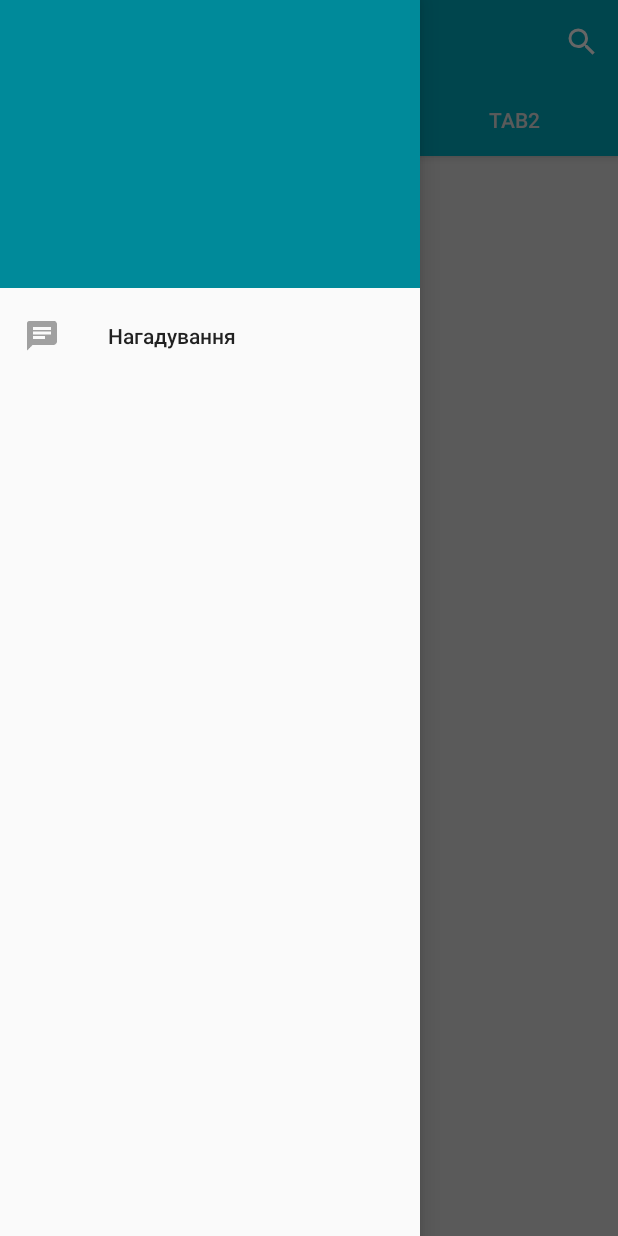
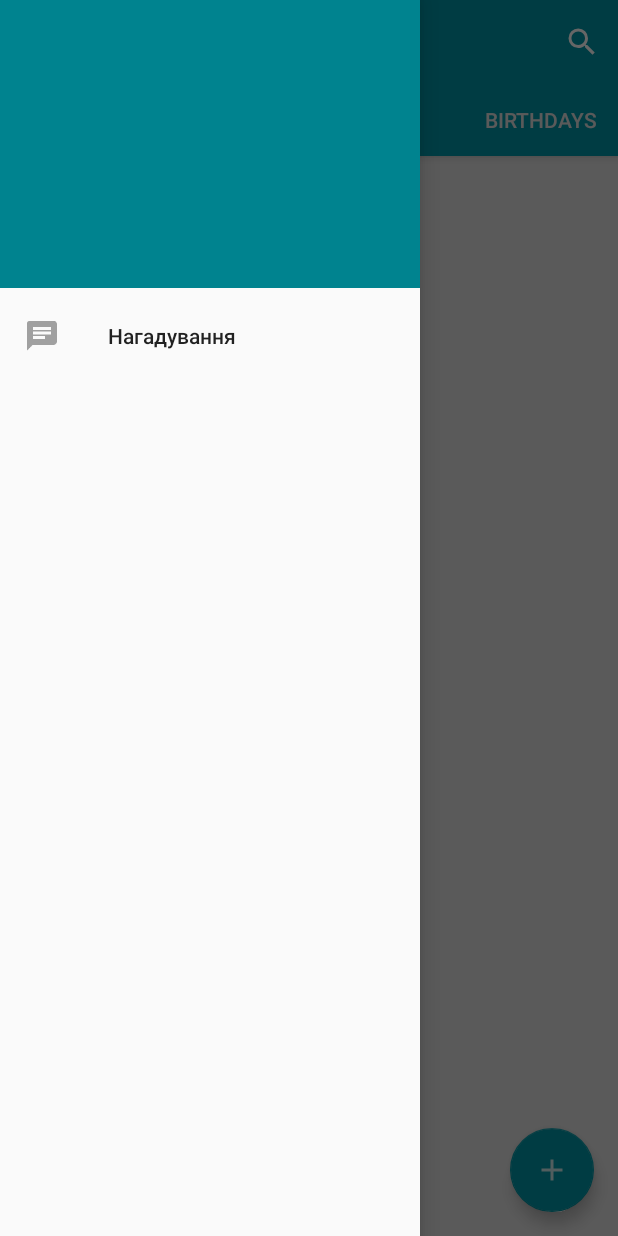
Before and after one commit to plyux/RemindMe, an Android app: the screen it shows after launch (MainActivity), with the side drawer open, on a phone screen of 412 x 824 dp. Run offline under Robolectric (Android 15) with nearby library versions, the phone set to English and light mode, and no system bars.

Commit message:
Improve fragments and changed TabsFragmentAdapter

```diff
--- a/RemindMe/app/src/main/java/ua/junior/remindme/MainActivity.java
+++ b/RemindMe/app/src/main/java/ua/junior/remindme/MainActivity.java
@@ -1,6 +1,5 @@
 package ua.junior.remindme;
 
-import android.app.Activity;
 import android.os.Bundle;
 import android.support.design.widget.NavigationView;
 import android.support.design.widget.TabLayout;
@@ -11,12 +10,12 @@ import android.support.v7.app.AppCompatActivity;
 import android.support.v7.widget.Toolbar;
 import android.view.MenuItem;
 
-import ua.junior.remindme.adapter.TabsPagerFragmentAdapter;
+import ua.junior.remindme.adapter.TabsFragmentAdapter;
 
 /**
  * Created by Вевдюк on 23.01.2016.
  */
-public class MainActivity extends AppCompatActivity{
+public class MainActivity extends AppCompatActivity {
 
     private static final int LAYOUT = R.layout.activity_main;
 
@@ -37,7 +36,7 @@ public class MainActivity extends AppCompatActivity{
     }
 
     private void initToolbar() {
-        toolbar = (Toolbar)findViewById(R.id.toolbar);
+        toolbar = (Toolbar) findViewById(R.id.toolbar);
         toolbar.setTitle(R.string.app_name);
         toolbar.setOnMenuItemClickListener(new Toolbar.OnMenuItemClickListener() {
             @Override
@@ -50,18 +49,18 @@ public class MainActivity extends AppCompatActivity{
     }
 
     private void initTabs() {
-        viewPager = (ViewPager)findViewById(R.id.viewPager);
-        TabsPagerFragmentAdapter adapter = new TabsPagerFragmentAdapter(getSupportFragmentManager());
+        viewPager = (ViewPager) findViewById(R.id.viewPager);
+        TabsFragmentAdapter adapter = new TabsFragmentAdapter(this, getSupportFragmentManager());
         viewPager.setAdapter(adapter);
 
-        TabLayout tabLayout = (TabLayout)findViewById(R.id.tab_layout);
+        TabLayout tabLayout = (TabLayout) findViewById(R.id.tab_layout);
         tabLayout.setupWithViewPager(viewPager);
 
 
     }
 
     private void initNavigationView() {
-        drawerLayout = (DrawerLayout)findViewById(R.id.drawer_layout);
+        drawerLayout = (DrawerLayout) findViewById(R.id.drawer_layout);
 
         ActionBarDrawerToggle toggle = new ActionBarDrawerToggle(this, drawerLayout,
                 toolbar, R.string.view_navigation_open, R.string.view_navigation_close);
@@ -73,7 +72,7 @@ public class MainActivity extends AppCompatActivity{
             @Override
             public boolean onNavigationItemSelected(MenuItem item) {
                 drawerLayout.closeDrawers();
-                switch (item.getItemId()){
+                switch (item.getItemId()) {
                     case R.id.actionNotificationItem:
                         showNotificationTab();
                 }
@@ -82,7 +81,7 @@ public class MainActivity extends AppCompatActivity{
         });
     }
 
-    private void showNotificationTab(){
+    private void showNotificationTab() {
         viewPager.setCurrentItem(Constants.TAB_TWO);
     }
 }
--- /dev/null
+++ b/RemindMe/app/src/main/java/ua/junior/remindme/adapter/TabsFragmentAdapter.java
@@ -0,0 +1,56 @@
+package ua.junior.remindme.adapter;
+
+import android.content.Context;
+import android.support.v4.app.Fragment;
+import android.support.v4.app.FragmentManager;
+import android.support.v4.app.FragmentPagerAdapter;
+
+import java.util.HashMap;
+import java.util.Map;
+
+import ua.junior.remindme.R;
+import ua.junior.remindme.fragments.AbstractTabFragment;
+import ua.junior.remindme.fragments.BirthdayFragment;
+import ua.junior.remindme.fragments.HistoryFragment;
+import ua.junior.remindme.fragments.IdeasFragment;
+import ua.junior.remindme.fragments.TodoFragment;
+
+/**
+ * Created by Вевдюк on 26.01.2016.
+ */
+public class TabsFragmentAdapter extends FragmentPagerAdapter{
+
+    private Map<Integer, AbstractTabFragment> tabs;
+    private Context context;
+
+    public TabsFragmentAdapter(Context context, FragmentManager fm) {
+        super(fm);
+        this.context = context;
+
+        initTabsMap(context);
+
+    }
+
+    @Override
+    public Fragment getItem(int position) {
+        return tabs.get(position);
+    }
+
+    @Override
+    public CharSequence getPageTitle(int position) {
+        return tabs.get(position).getTitle();
+    }
+
+    @Override
+    public int getCount() {
+        return tabs.size();
+    }
+
+    private void initTabsMap(Context context) {
+        tabs = new HashMap<>();
+        tabs.put(0, HistoryFragment.getInstance(context));
+        tabs.put(1, IdeasFragment.getInstance(context));
+        tabs.put(2, TodoFragment.getInstance(context));
+        tabs.put(3, BirthdayFragment.getInstance(context));
+    }
+}
--- a/RemindMe/app/src/main/java/ua/junior/remindme/adapter/TabsPagerFragmentAdapter.java
+++ /dev/null
@@ -1,49 +0,0 @@
-package ua.junior.remindme.adapter;
-
-import android.support.v4.app.Fragment;
-import android.support.v4.app.FragmentManager;
-import android.support.v4.app.FragmentPagerAdapter;
-
-import ua.junior.remindme.fragments.ExampleFragment;
-
-/**
- * Created by Вевдюк on 26.01.2016.
- */
-public class TabsPagerFragmentAdapter extends FragmentPagerAdapter{
-
-    private String[] tabs;
-
-    public TabsPagerFragmentAdapter(FragmentManager fm) {
-        super(fm);
-
-        tabs = new String[]{
-                "Tab1",
-                "Нагадування",
-                "Tab2"
-        };
-    }
-
-    @Override
-    public Fragment getItem(int position) {
-        switch (position){
-            case 0:
-                return ExampleFragment.getInstance();
-            case 1:
-                return ExampleFragment.getInstance();
-            case 2:
-                return ExampleFragment.getInstance();
-        }
-
-        return null;
-    }
-
-    @Override
-    public CharSequence getPageTitle(int position) {
-        return tabs[position];
-    }
-
-    @Override
-    public int getCount() {
-        return tabs.length;
-    }
-}
--- /dev/null
+++ b/RemindMe/app/src/main/java/ua/junior/remindme/fragments/AbstractTabFragment.java
@@ -0,0 +1,24 @@
+package ua.junior.remindme.fragments;
+
+import android.content.Context;
+import android.support.v4.app.Fragment;
+import android.view.View;
+
+/**
+ * Created by Вевдюк on 27.01.2016.
+ */
+public class AbstractTabFragment extends Fragment{
+
+    private String title;
+    protected View view;
+    protected Context context;
+
+
+    public String getTitle() {
+        return title;
+    }
+
+    public void setTitle(String title) {
+        this.title = title;
+    }
+}
--- /dev/null
+++ b/RemindMe/app/src/main/java/ua/junior/remindme/fragments/BirthdayFragment.java
@@ -0,0 +1,42 @@
+package ua.junior.remindme.fragments;
+
+import android.content.Context;
+import android.os.Bundle;
+import android.support.annotation.Nullable;
+import android.support.v4.app.Fragment;
+import android.view.LayoutInflater;
+import android.view.View;
+import android.view.ViewGroup;
+
+import ua.junior.remindme.R;
+
+/**
+ * Created by Вевдюк on 26.01.2016.
+ */
+public class BirthdayFragment extends AbstractTabFragment{
+
+    private static final int LAYOUT = R.layout.fragment_example;
+
+
+    public static BirthdayFragment getInstance(Context context){
+        Bundle args = new Bundle();
+        BirthdayFragment fragment = new BirthdayFragment();
+        fragment.setArguments(args);
+        fragment.setContext(context);
+        fragment.setTitle(context.getString(R.string.birthday));
+
+        return fragment;
+    }
+
+    @Nullable
+    @Override
+    public View onCreateView(LayoutInflater inflater, ViewGroup container, Bundle savedInstanceState) {
+        view = inflater.inflate(LAYOUT, container, false);
+        return view;
+    }
+
+    public void setContext(Context context) {
+        this.context = context;
+    }
+
+}
--- a/RemindMe/app/src/main/java/ua/junior/remindme/fragments/ExampleFragment.java
+++ b/RemindMe/app/src/main/java/ua/junior/remindme/fragments/HistoryFragment.java
@@ -1,5 +1,6 @@
 package ua.junior.remindme.fragments;
 
+import android.content.Context;
 import android.os.Bundle;
 import android.support.annotation.Nullable;
 import android.support.v4.app.Fragment;
@@ -12,16 +13,17 @@ import ua.junior.remindme.R;
 /**
  * Created by Вевдюк on 26.01.2016.
  */
-public class ExampleFragment extends Fragment{
+public class HistoryFragment extends AbstractTabFragment{
 
     private static final int LAYOUT = R.layout.fragment_example;
 
-    private View view;
 
-    public static ExampleFragment getInstance(){
+    public static HistoryFragment getInstance(Context context){
         Bundle args = new Bundle();
-        ExampleFragment fragment = new ExampleFragment();
+        HistoryFragment fragment = new HistoryFragment();
         fragment.setArguments(args);
+        fragment.setContext(context);
+        fragment.setTitle(context.getString(R.string.history));
 
         return fragment;
     }
@@ -32,4 +34,9 @@ public class ExampleFragment extends Fragment{
         view = inflater.inflate(LAYOUT, container, false);
         return view;
     }
+
+    public void setContext(Context context) {
+        this.context = context;
+    }
+
 }
--- /dev/null
+++ b/RemindMe/app/src/main/java/ua/junior/remindme/fragments/IdeasFragment.java
@@ -0,0 +1,42 @@
+package ua.junior.remindme.fragments;
+
+import android.content.Context;
+import android.os.Bundle;
+import android.support.annotation.Nullable;
+import android.support.v4.app.Fragment;
+import android.view.LayoutInflater;
+import android.view.View;
+import android.view.ViewGroup;
+
+import ua.junior.remindme.R;
+
+/**
+ * Created by Вевдюк on 26.01.2016.
+ */
+public class IdeasFragment extends AbstractTabFragment{
+
+    private static final int LAYOUT = R.layout.fragment_example;
+
+
+    public static IdeasFragment getInstance(Context context){
+        Bundle args = new Bundle();
+        IdeasFragment fragment = new IdeasFragment();
+        fragment.setArguments(args);
+        fragment.setContext(context);
+        fragment.setTitle(context.getString(R.string.ideas));
+
+        return fragment;
+    }
+
+    @Nullable
+    @Override
+    public View onCreateView(LayoutInflater inflater, ViewGroup container, Bundle savedInstanceState) {
+        view = inflater.inflate(LAYOUT, container, false);
+        return view;
+    }
+
+    public void setContext(Context context) {
+        this.context = context;
+    }
+
+}
--- /dev/null
+++ b/RemindMe/app/src/main/java/ua/junior/remindme/fragments/TodoFragment.java
@@ -0,0 +1,43 @@
+package ua.junior.remindme.fragments;
+
+import android.content.Context;
+import android.os.Bundle;
+import android.support.annotation.Nullable;
+import android.support.v4.app.Fragment;
+import android.view.LayoutInflater;
+import android.view.View;
+import android.view.ViewGroup;
+import android.widget.Toast;
+
+import ua.junior.remindme.R;
+
+/**
+ * Created by Вевдюк on 26.01.2016.
+ */
+public class TodoFragment extends AbstractTabFragment{
+
+    private static final int LAYOUT = R.layout.fragment_example;
+
+
+    public static TodoFragment getInstance(Context context){
+        Bundle args = new Bundle();
+        TodoFragment fragment = new TodoFragment();
+        fragment.setArguments(args);
+        fragment.setContext(context);
+        fragment.setTitle(context.getString(R.string.todo));
+
+        return fragment;
+    }
+
+    @Nullable
+    @Override
+    public View onCreateView(LayoutInflater inflater, ViewGroup container, Bundle savedInstanceState) {
+        view = inflater.inflate(LAYOUT, container, false);
+        return view;
+    }
+
+    public void setContext(Context context) {
+        this.context = context;
+    }
+
+}
--- a/RemindMe/app/src/main/res/layout/activity_main.xml
+++ b/RemindMe/app/src/main/res/layout/activity_main.xml
@@ -19,7 +19,8 @@
                 android:id="@+id/toolbar"
                 android:layout_width="match_parent"
                 android:layout_height="?actionBarSize"
-                android:background="?attr/colorPrimary">
+                android:background="?attr/colorPrimary"
+                android:theme="@style/ThemeOverlay.AppCompat.Dark">
             </android.support.v7.widget.Toolbar>
 
             <android.support.design.widget.TabLayout
@@ -43,6 +44,16 @@
 
         </android.support.v4.view.ViewPager>
 
+        <android.support.design.widget.FloatingActionButton
+            android:layout_width="wrap_content"
+            android:layout_height="wrap_content"
+            android:id="@+id/fab"
+            android:src="@mipmap/ic_plus"
+            android:layout_gravity="end|bottom"
+            app:backgroundTint="@color/colorPrimary"
+            android:layout_marginBottom="@dimen/fab_margin"
+            android:layout_marginRight="@dimen/fab_margin"/>
+
     </android.support.design.widget.CoordinatorLayout>
 
     <android.support.design.widget.NavigationView
@@ -53,4 +64,6 @@
         app:menu="@menu/menu_navigation"
         app:headerLayout="@layout/navigation_header"/>
 
+
+
 </android.support.v4.widget.DrawerLayout>
--- a/RemindMe/app/src/main/res/values/colors.xml
+++ b/RemindMe/app/src/main/res/values/colors.xml
@@ -1,7 +1,7 @@
 <?xml version="1.0" encoding="utf-8"?>
 <resources>
-    <color name="colorPrimary">#00acc1</color>
-    <color name="colorPrimaryDark">#008a9a</color>
+    <color name="colorPrimary">#0097A7</color>
+    <color name="colorPrimaryDark">#00838F</color>
     <color name="mainBackground">#e2e2e2</color>
     <color name="colorAccent">#FF4081</color>
     <color name="color_white">#e2e2e2</color>
--- /dev/null
+++ b/RemindMe/app/src/main/res/values/dimens.xml
@@ -0,0 +1,4 @@
+<?xml version="1.0" encoding="utf-8"?>
+<resources>
+    <dimen name="fab_margin">16dp</dimen>
+</resources>
--- a/RemindMe/app/src/main/res/values/strings.xml
+++ b/RemindMe/app/src/main/res/values/strings.xml
@@ -6,4 +6,8 @@
 
     <string name="view_navigation_open">Opne</string>
     <string name="view_navigation_close">Close</string>
+    <string name="birthday">Birthdays</string>
+    <string name="history">History</string>
+    <string name="ideas">Ideas</string>
+    <string name="todo">TODO</string>
 </resources>
```
Also changed, not shown: RemindMe/app/src/main/res/mipmap-hdpi/ic_plus.png (added), RemindMe/app/src/main/res/mipmap-mdpi/ic_plus.png (added), RemindMe/app/src/main/res/mipmap-xhdpi/ic_plus.png (added), RemindMe/app/src/main/res/mipmap-xxhdpi/ic_plus.png (added), RemindMe/app/src/main/res/mipmap-xxxhdpi/ic_plus.png (added), 2 other files.
